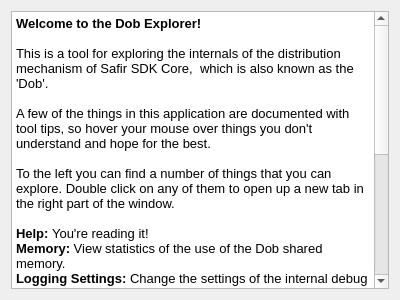
Above: src/dose/dose_dobexplorer.ss/src/About.ui from SafirSDK/safir-sdk-core before the change. Below: the same form after it.
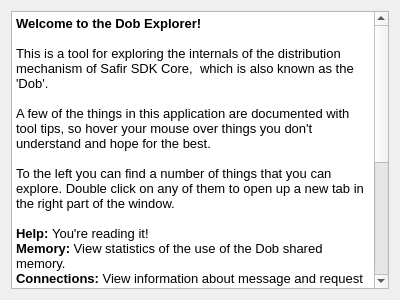
That is the form after the change.

```diff
--- a/src/dose/dose_dobexplorer.ss/src/About.ui
+++ b/src/dose/dose_dobexplorer.ss/src/About.ui
@@ -34,7 +34,6 @@
 &lt;p style=&quot;-qt-paragraph-type:empty; margin-top:0px; margin-bottom:0px; margin-left:0px; margin-right:0px; -qt-block-indent:0; text-indent:0px; font-family:'Sans'; font-size:10pt;&quot;&gt;&lt;br /&gt;&lt;/p&gt;
 &lt;p style=&quot; margin-top:0px; margin-bottom:0px; margin-left:0px; margin-right:0px; -qt-block-indent:0; text-indent:0px;&quot;&gt;&lt;span style=&quot; font-family:'Sans'; font-size:10pt; font-weight:600;&quot;&gt;Help: &lt;/span&gt;&lt;span style=&quot; font-family:'Sans'; font-size:10pt;&quot;&gt;You're reading it!&lt;/span&gt;&lt;/p&gt;
 &lt;p style=&quot; margin-top:0px; margin-bottom:0px; margin-left:0px; margin-right:0px; -qt-block-indent:0; text-indent:0px;&quot;&gt;&lt;span style=&quot; font-family:'Sans'; font-size:10pt; font-weight:600;&quot;&gt;Memory: &lt;/span&gt;&lt;span style=&quot; font-family:'Sans'; font-size:10pt;&quot;&gt;View statistics of the use of the Dob shared memory.&lt;/span&gt;&lt;/p&gt;
-&lt;p style=&quot; margin-top:0px; margin-bottom:0px; margin-left:0px; margin-right:0px; -qt-block-indent:0; text-indent:0px;&quot;&gt;&lt;span style=&quot; font-family:'Sans'; font-size:10pt; font-weight:600;&quot;&gt;Logging Settings: &lt;/span&gt;&lt;span style=&quot; font-family:'Sans'; font-size:10pt;&quot;&gt;Change the settings of the internal debug logging mechanism.&lt;/span&gt;&lt;/p&gt;
 &lt;p style=&quot; margin-top:0px; margin-bottom:0px; margin-left:0px; margin-right:0px; -qt-block-indent:0; text-indent:0px;&quot;&gt;&lt;span style=&quot; font-family:'Sans'; font-size:10pt; font-weight:600;&quot;&gt;Connections: &lt;/span&gt;&lt;span style=&quot; font-family:'Sans'; font-size:10pt;&quot;&gt;View information about message and request queues for each local connection on the node. All connections will appear under this item if you expand it (i.e. double click on 'Connections').&lt;/span&gt;&lt;/p&gt;
 &lt;p style=&quot; margin-top:0px; margin-bottom:0px; margin-left:0px; margin-right:0px; -qt-block-indent:0; text-indent:0px;&quot;&gt;&lt;span style=&quot; font-family:'Sans'; font-size:10pt; font-weight:600;&quot;&gt;Entities: &lt;/span&gt;&lt;span style=&quot; font-family:'Sans'; font-size:10pt;&quot;&gt;View internal low level information about the actual entity states that exist in the shared memory on this node. This will display a lot of details and technical information that is not normally visible to applications, and is quite useful when debugging the Dob.&lt;/span&gt;&lt;/p&gt;
 &lt;p style=&quot; margin-top:0px; margin-bottom:0px; margin-left:0px; margin-right:0px; -qt-block-indent:0; text-indent:0px;&quot;&gt;&lt;span style=&quot; font-family:'Sans'; font-size:10pt; font-weight:600;&quot;&gt;Entity Statistics: &lt;/span&gt;&lt;span style=&quot; font-family:'Sans'; font-size:10pt;&quot;&gt;Show an overview of the internal low level information for all entity types. The columns can be sorted which makes it easy to identify entity types that exhibit abnormal behaviour. Further details can then be viewed using the Entities tab.&lt;/span&gt;&lt;/p&gt;
```
